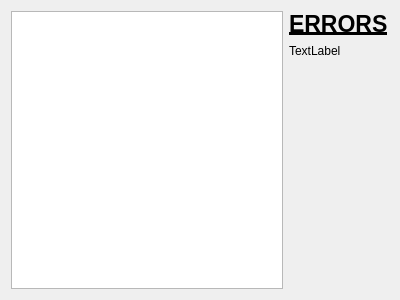
The window that FMS/inc/CarSettings.ui (FRC-836/SoccerCars) describes before a commit, drawn with Qt 5.
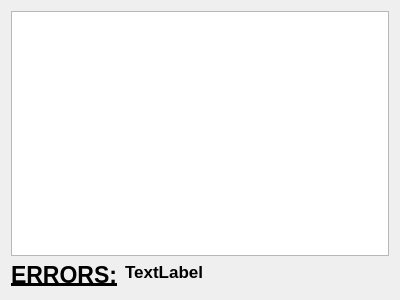
The same window after the commit.

Commit message: moved error reporting to the bottom of the window instead of the side

The edit to the form file:
```diff
--- a/FMS/inc/CarSettings.ui
+++ b/FMS/inc/CarSettings.ui
@@ -14,7 +14,10 @@
    <string>Car Settings</string>
   </property>
   <layout class="QGridLayout" name="gridLayout">
-   <item row="0" column="2">
+   <item row="0" column="0" rowspan="2" colspan="2">
+    <widget class="QTableWidget" name="tblTeamOrg"/>
+   </item>
+   <item row="2" column="0">
     <widget class="QLabel" name="lblErrorLabel">
      <property name="sizePolicy">
       <sizepolicy hsizetype="Preferred" vsizetype="Minimum">
@@ -24,7 +27,7 @@
      </property>
      <property name="maximumSize">
       <size>
-       <width>100</width>
+       <width>108</width>
        <height>27</height>
       </size>
      </property>
@@ -37,7 +40,7 @@
       </font>
      </property>
      <property name="text">
-      <string>ERRORS</string>
+      <string>ERRORS:</string>
      </property>
      <property name="alignment">
       <set>Qt::AlignLeading|Qt::AlignLeft|Qt::AlignTop</set>
@@ -47,8 +50,15 @@
      </property>
     </widget>
    </item>
-   <item row="1" column="2">
+   <item row="2" column="1">
     <widget class="QLabel" name="lblErrorList">
+     <property name="font">
+      <font>
+       <pointsize>13</pointsize>
+       <weight>75</weight>
+       <bold>true</bold>
+      </font>
+     </property>
      <property name="text">
       <string>TextLabel</string>
      </property>
```
Left out of the diff: 3 changed lines with no effect on the pictures.
